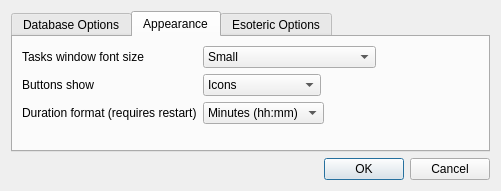
Qt form Charm/CharmPreferences.ui (KDAB/Charm) before a commit.
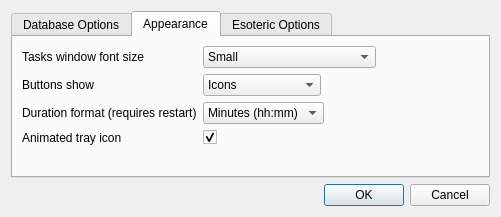
The same form after that commit.

Commit message: Add preference for animated tray icon.

```diff
--- a/Charm/CharmPreferences.ui
+++ b/Charm/CharmPreferences.ui
@@ -7,7 +7,7 @@
     <x>0</x>
     <y>0</y>
     <width>501</width>
-    <height>191</height>
+    <height>217</height>
    </rect>
   </property>
   <property name="windowTitle">
@@ -147,6 +147,20 @@
            </item>
           </widget>
          </item>
+         <item row="3" column="0">
+          <widget class="QLabel" name="lbAnimatedTrayIcon">
+           <property name="text">
+            <string>Animated tray icon</string>
+           </property>
+          </widget>
+         </item>
+         <item row="3" column="1">
+          <widget class="QCheckBox" name="cbAnimatedTrayIcon">
+           <property name="checked">
+            <bool>true</bool>
+           </property>
+          </widget>
+         </item>
         </layout>
        </item>
       </layout>
```
The commit also changes 7 other files.
